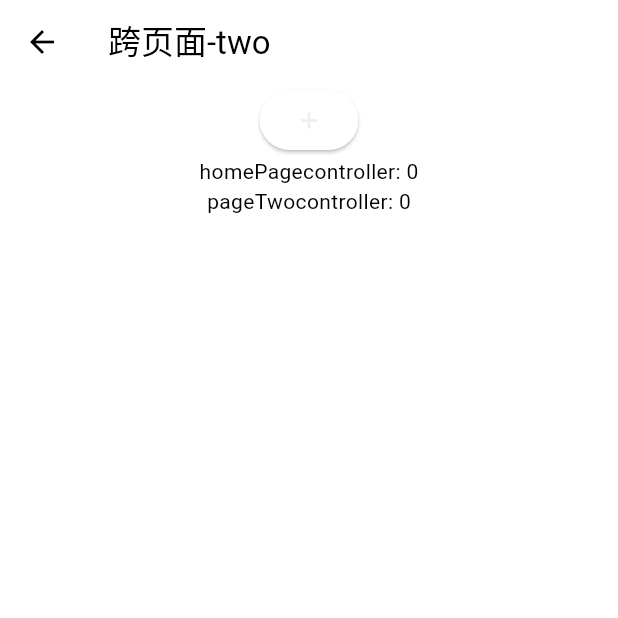
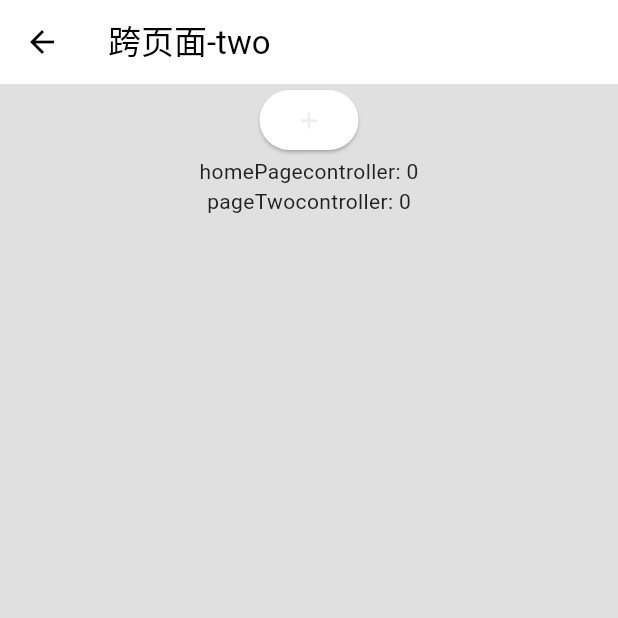
Before and after one commit to pikachu2333/shopping, a Flutter app: the screen it shows once a user with an empty profile is signed in, after a tap on the "arrow forward" icon, on a phone screen of 412 x 824 dp, the top half of it. Run offline on Flutter 3.47's test engine with Material 3 defaults, Android fonts, the phone set to English and light mode, and no system bars; our stand-ins replace firebase_auth, firebase_core, get, google_nav_bar, google_sign_in, sqflite; missing offline and left inert: slideable; accounts and stored records are empty; network calls fail.

Commit message:
实现谷歌登录.优化了购物界面退出ui,在pixel 5 android16 Baklava arm64可以稳定运行

```diff
--- a/lib/main.dart
+++ b/lib/main.dart
@@ -1,4 +1,5 @@
 import 'package:flutter/material.dart';
+import 'package:flutter/services.dart';
 import 'package:get/get.dart';
 import 'package:provider/provider.dart';
 import 'package:test6_26/models/shop.dart';
@@ -19,6 +20,10 @@ import 'firebase_options.dart';
 
 
 void main() async{
+  SystemChrome.setSystemUIOverlayStyle(SystemUiOverlayStyle(
+    statusBarColor: Colors.transparent,
+    statusBarIconBrightness: Brightness.dark,
+  ));
   WidgetsFlutterBinding.ensureInitialized();
   await Firebase.initializeApp(
     options: DefaultFirebaseOptions.currentPlatform,
--- /dev/null
+++ b/lib/page/auth/routes.dart
@@ -0,0 +1,20 @@
+import 'package:flutter/material.dart';
+import 'package:get/get.dart';
+import 'package:test6_26/page/auth/bingding.dart';
+import 'package:test6_26/page/auth/view/auth_page.dart';
+
+
+class AuthPageRoutes {
+  static const String authPageName = "/auth_page";
+
+
+  static final GetPage  authPage= GetPage(
+      name: authPageName,
+      page: () => AuthPage(),
+      binding: AuthPageBinding());
+
+
+  static Future? toAuthPage() async {
+    return Get.toNamed(authPageName);
+  }
+}
--- a/lib/page/first/first_page.dart
+++ b/lib/page/first/first_page.dart
@@ -37,6 +37,7 @@ class _first_pageState extends State<first_page> {
   Widget build(BuildContext context) {
     return Scaffold(
       appBar: AppBar(
+
         actions: [
           Center(child: Text("登录用户  " + user.email!,style: TextStyle(fontSize: 15),)),
           IconButton(onPressed: signUserOut, icon: Icon(Icons.logout)),
--- a/lib/page/home/provider/home_provider.dart
+++ b/lib/page/home/provider/home_provider.dart
@@ -5,7 +5,7 @@ class HomeProvider extends GetxController {
   static HomeProvider get to => Get.find();
 
   static const String homepageId = 'homepageId';
-
+  get context => Get.context!;
   RxInt count = 0.obs;
 
   void increment() => count++;
--- a/lib/page/home/view/home_page.dart
+++ b/lib/page/home/view/home_page.dart
@@ -58,7 +58,7 @@ class HomePage extends StatelessWidget {
                         // 设置文本样式
                         style: TextStyle(
                           // 设置文本颜色
-                          color: Colors.black,
+                          color: Theme.of(cl.context).colorScheme.inversePrimary,
                         ),
                       ),
                     ),
--- a/lib/page/login/widget/hello_widget.dart
+++ b/lib/page/login/widget/hello_widget.dart
@@ -125,7 +125,7 @@ class HelloWidget extends StatelessWidget {
                   children: [
                     SquareTile(
                       imagePath: "lib/img/img_google_logo.png",
-                      onTap: () => GoogleService().signInWithGoogle(),
+                      onTap: ()  =>   GoogleService().signInWithGoogle(),
                     ),
                     SizedBox(width: 25),
                     SquareTile(
--- a/lib/page/pagetwo/provider/page_two_provider.dart
+++ b/lib/page/pagetwo/provider/page_two_provider.dart
@@ -6,7 +6,7 @@ class PageTwoProvider extends GetxController {
   static const String PageTwoId = 'PageTwoId';
   RxInt count=0.obs;
   var msg='';
-
+  get context => Get.context!;
 
   void increment() => count++;
 
--- a/lib/page/pagetwo/widget/hello.dart
+++ b/lib/page/pagetwo/widget/hello.dart
@@ -12,7 +12,7 @@ class HelloWidget extends StatelessWidget {
   @override
   Widget build(BuildContext context) {
     return Scaffold(
-      backgroundColor: Colors.white,
+      backgroundColor: Theme.of(controller.context).colorScheme.background,
       appBar: AppBar(title: const Text('跨页面-two')),
       body: Center(
         child: Column(
@@ -29,11 +29,11 @@ class HelloWidget extends StatelessWidget {
                 children: [
                   GetBuilder<HomeProvider>(
                     builder: (logic) {
-                      return Text('homePagecontroller: ${logic.count}');
+                      return Text('homePagecontroller: ${logic.count}',style: TextStyle(color: Theme.of(controller.context).colorScheme.inversePrimary),);
                     },
                   ),
 
-                  Obx(()=> Text('pageTwocontroller: ${controller.count}')),
+                  Obx(()=> Text('pageTwocontroller: ${controller.count}',style: TextStyle(color: Theme.of(controller.context).colorScheme.inversePrimary),)),
                 ],
               ),
             ),
--- a/lib/page/shop/cart/cart_page.dart
+++ b/lib/page/shop/cart/cart_page.dart
@@ -1,6 +1,7 @@
 import 'package:flutter/material.dart';
 import 'package:provider/provider.dart';
 import 'package:test6_26/components/my_button.dart';
+import 'package:test6_26/components/my_drawer.dart';
 import 'package:test6_26/models/product.dart';
 import 'package:test6_26/models/shop.dart';
 
@@ -82,6 +83,7 @@ class _CartPageState extends State<CartPage>
           ),
         ],
       ),
+      drawer: MyDrawer(),
       body: Column(
         mainAxisAlignment: MainAxisAlignment.center,
         children: [
@@ -122,7 +124,7 @@ class _CartPageState extends State<CartPage>
                 width: 300,
                 height: 30,
                 child: Center(
-                  child: Text("结算", style: TextStyle(fontSize: 20)),
+                  child: Text("结算", style: TextStyle(fontSize: 15,color: Theme.of(context).colorScheme.surface)),
                 ),
               ),
             ),
--- a/lib/register/provider/register_page_controller.dart
+++ b/lib/register/provider/register_page_controller.dart
@@ -36,7 +36,7 @@ class RegisterPageController extends GetxController {
           },
         );
       }
-      Get.toNamed('login_page');
+      Get.toNamed('auth_page');
       Get.snackbar(
         "注册成功",
         "恭喜您成功注册！",
--- a/lib/route/app_pages.dart
+++ b/lib/route/app_pages.dart
@@ -1,10 +1,11 @@
 import 'package:get/get.dart';
+import 'package:test6_26/page/auth/routes.dart';
 
 import 'package:test6_26/page/home/routes.dart';
 import 'package:test6_26/page/login/routes.dart';
 import 'package:test6_26/page/pagetwo/routes.dart';
 import 'package:test6_26/register/routes.dart';
-
+import 'package:test6_26/page/auth/routes.dart';
 // 定义一个AppPages类，用于存储路由信息
 class AppPages{
   // 定义一个静态的pages变量，用于存储路由信息
@@ -15,6 +16,7 @@ class AppPages{
     PageTwoRoutes.pageTwo,
     RegisterPageRoutes.registerPage,
     LoginPageRoutes.loginPage,
+    AuthPageRoutes.authPage,
 
 
 
--- a/pubspec.yaml
+++ b/pubspec.yaml
@@ -41,9 +41,10 @@ dependencies:
   sqflite: ^2.0.0+2
   get:
   path: any
-  firebase_core: ^3.15.1
-  firebase_auth: ^5.6.2
+  firebase_core:
+  firebase_auth:
   google_sign_in:
+
 dev_dependencies:
   flutter_test:
     sdk: flutter
```
Also changed, not shown: lib/page/auth/bingding.dart (added, +11 -0 lines), lib/page/shop/intro_page.dart (+11 -2 lines), lib/register/widget/hello_widget.dart (+23 -6 lines), lib/service/google_service.dart (+8 -3 lines), pubspec.lock, 2 other files.
